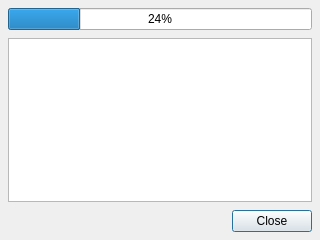
This is ui/mainqueuedialog.ui in maxavadallat/maxcommander as Qt 5 draws it before an edit. The edited form follows.
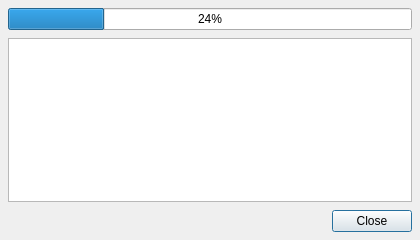
This is the edited form.

```diff
--- a/ui/mainqueuedialog.ui
+++ b/ui/mainqueuedialog.ui
@@ -6,7 +6,7 @@
    <rect>
     <x>0</x>
     <y>0</y>
-    <width>320</width>
+    <width>420</width>
     <height>240</height>
    </rect>
   </property>
```
